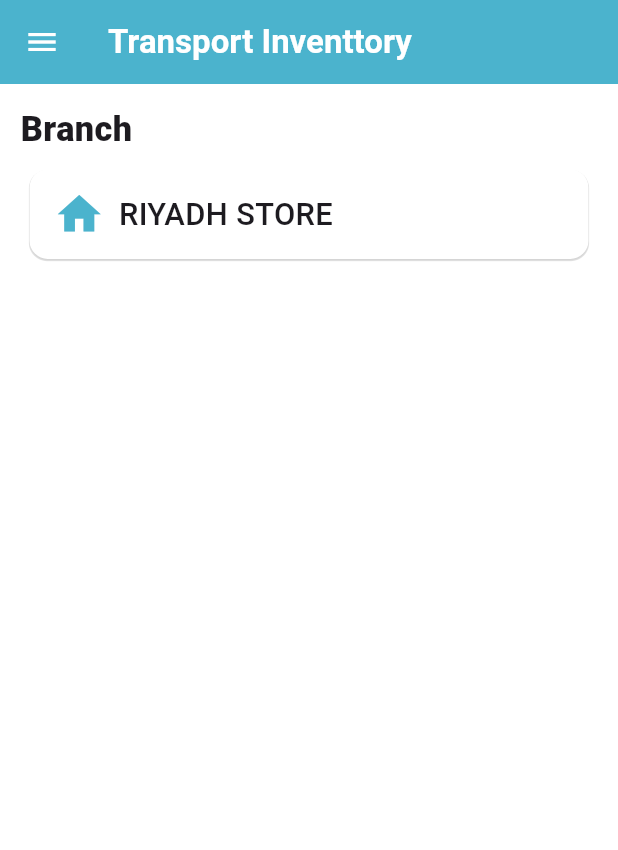
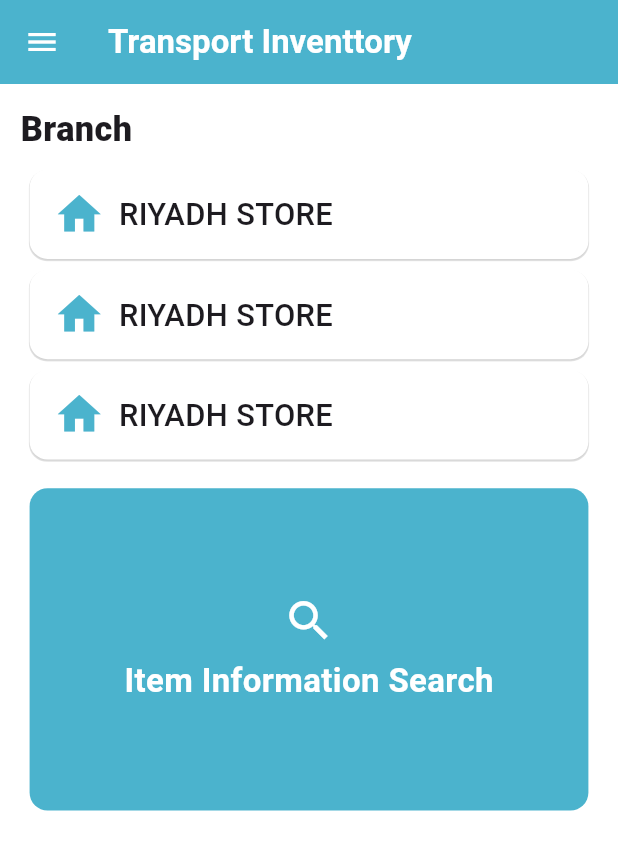
Before and after one commit to ali4hassan9ali2022/first_task, a Flutter app: the screen it shows after launch, on a phone screen of 412 x 824 dp. Shown: the top 850 px of the screen. Run offline on Flutter 3.47's test engine with Material 3 defaults, Android fonts, the phone set to English and light mode, and no system bars; our stand-ins replace flutter_screenutil.

Commit message:
create custom card widget

```diff
--- /dev/null
+++ b/lib/Widgets/custom_card_widget.dart
@@ -0,0 +1,41 @@
+import 'package:first_task/Utilities/app_color.dart';
+import 'package:flutter/material.dart';
+import 'package:flutter_screenutil/flutter_screenutil.dart';
+
+class CustomCardWidget extends StatelessWidget {
+  const CustomCardWidget({
+    super.key,
+  });
+
+  @override
+  Widget build(BuildContext context) {
+    return Padding(
+      padding: const EdgeInsets.symmetric(horizontal: 6),
+      child: Container(
+        height: 180.h,
+        width: double.infinity,
+        decoration: BoxDecoration(
+          borderRadius: BorderRadius.circular(12),
+          color: AppColor.kPrimaryColor,
+        ),
+        child: Center(
+          child: Column(
+            mainAxisAlignment: MainAxisAlignment.center,
+            children: [
+              Icon(Icons.search, size: 35, color: Colors.white),
+              SizedBox(height: 6.h),
+              Text(
+                "Item Information Search",
+                style: TextStyle(
+                  fontSize: 22,
+                  fontWeight: FontWeight.bold,
+                  color: Colors.white,
+                ),
+              ),
+            ],
+          ),
+        ),
+      ),
+    );
+  }
+}
--- a/lib/Widgets/home_view_body.dart
+++ b/lib/Widgets/home_view_body.dart
@@ -1,4 +1,5 @@
 import 'package:first_task/Utilities/strings.dart';
+import 'package:first_task/Widgets/custom_card_widget.dart';
 import 'package:first_task/Widgets/custom_field_widget.dart';
 import 'package:flutter/material.dart';
 import 'package:flutter_screenutil/flutter_screenutil.dart';
@@ -10,7 +11,9 @@ class HomeViewBody extends StatelessWidget {
   Widget build(BuildContext context) {
     return Padding(
       padding: EdgeInsets.symmetric(horizontal: 12.w, vertical: 12.h),
+      child: SingleChildScrollView(
         child: Column(
+          crossAxisAlignment: CrossAxisAlignment.start,
           children: [
             Align(
               alignment: Alignment.centerLeft,
@@ -21,8 +24,21 @@ class HomeViewBody extends StatelessWidget {
               ),
             ),
             SizedBox(height: 8.h),
+            ListView(
+              physics: NeverScrollableScrollPhysics(),
+              shrinkWrap: true,
+              children: [
+                CustomFieldWidget(),
+                SizedBox(height: 6.h),
+                CustomFieldWidget(),
+                SizedBox(height: 6.h),
                 CustomFieldWidget(),
               ],
+            ),
+            SizedBox(height: 16.h),
+            CustomCardWidget(),
+          ],
+        ),
       ),
     );
   }
```
Lines whose indentation alone changed are shown as unchanged.
